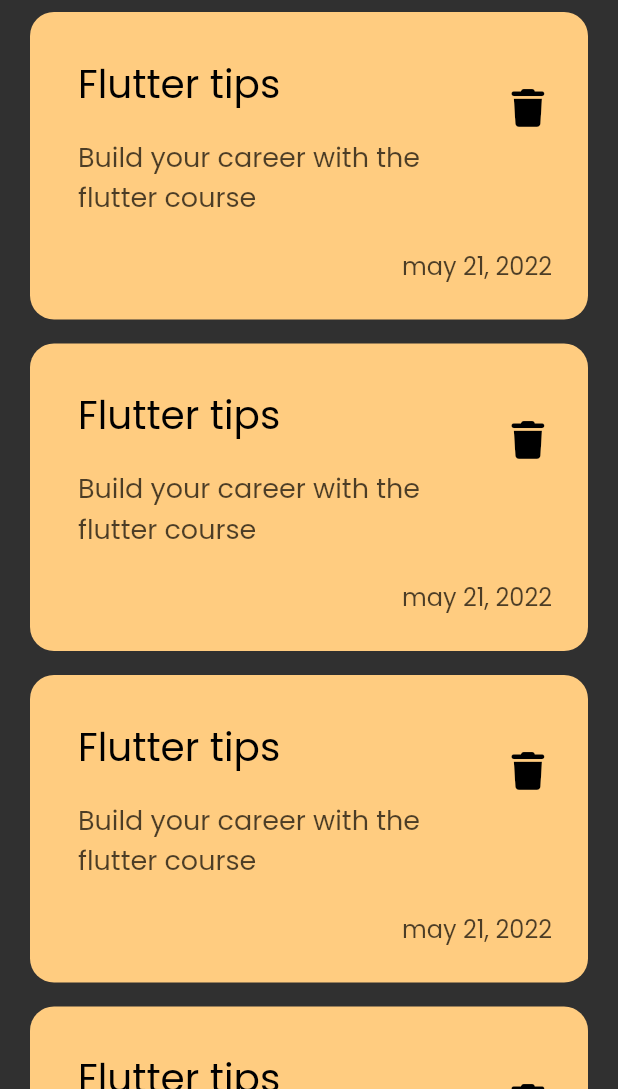
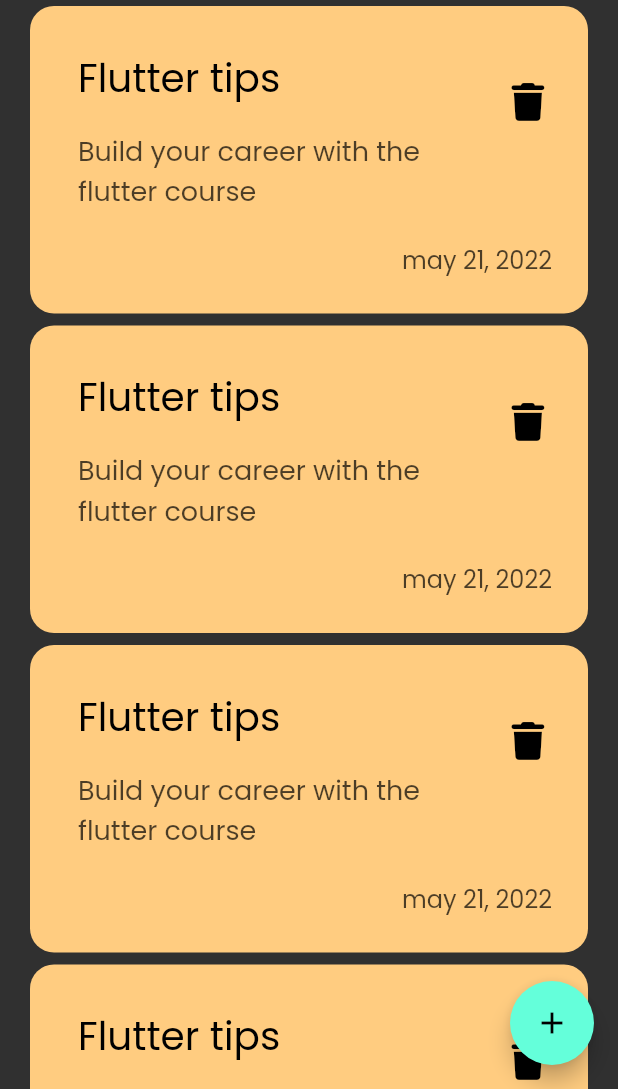
Before and after one commit to He-ema/Notes_app, a Flutter app: the screen it shows after launch, on a phone screen of 412 x 824 dp, the part 147-1236 px from its top. Run offline on Flutter 3.47's test engine with Material 2 defaults, Android fonts, the phone set to English and light mode, and no system bars; our stand-ins replace font_awesome_flutter.

Commit message:
adding floating action button

```diff
--- a/lib/main.dart
+++ b/lib/main.dart
@@ -1,7 +1,11 @@
 import 'package:flutter/material.dart';
 import 'package:noteapp/views/notes_view.dart';
+import 'package:flutter/services.dart';
 
 void main() {
+  SystemChrome.setSystemUIOverlayStyle(SystemUiOverlayStyle(
+    statusBarColor: Colors.transparent,
+  ));
   runApp(const NotesApp());
 }
 
--- a/lib/views/notes_view.dart
+++ b/lib/views/notes_view.dart
@@ -6,8 +6,12 @@ class NotesView extends StatelessWidget {
 
   @override
   Widget build(BuildContext context) {
-    return const Scaffold(
-      body: NotesViewBody(),
+    return Scaffold(
+      floatingActionButton: FloatingActionButton(
+        onPressed: () {},
+        child: Icon(Icons.add),
+      ),
+      body: const NotesViewBody(),
     );
   }
 }
--- a/lib/views/widgets/notes_list_view.dart
+++ b/lib/views/widgets/notes_list_view.dart
@@ -7,11 +7,13 @@ class NotesListView extends StatelessWidget {
 
   @override
   Widget build(BuildContext context) {
-    return ListView.builder(itemBuilder: (context, index) {
-      return const Padding(
-        padding: EdgeInsets.symmetric(vertical: 8.0),
-        child: NoteItem(),
-      );
-    });
+    return ListView.builder(
+        padding: EdgeInsets.zero,
+        itemBuilder: (context, index) {
+          return const Padding(
+            padding: EdgeInsets.symmetric(vertical: 4.0),
+            child: NoteItem(),
+          );
+        });
   }
 }
```
